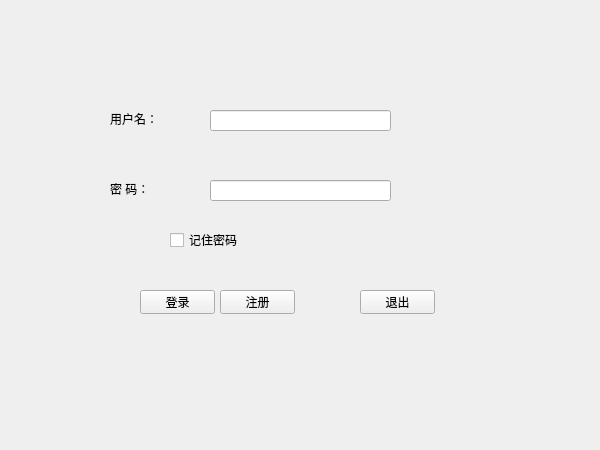
First picture: the form in frm_login.ui, repository zhongjf25/Airline-Reservation-System, before the edit.
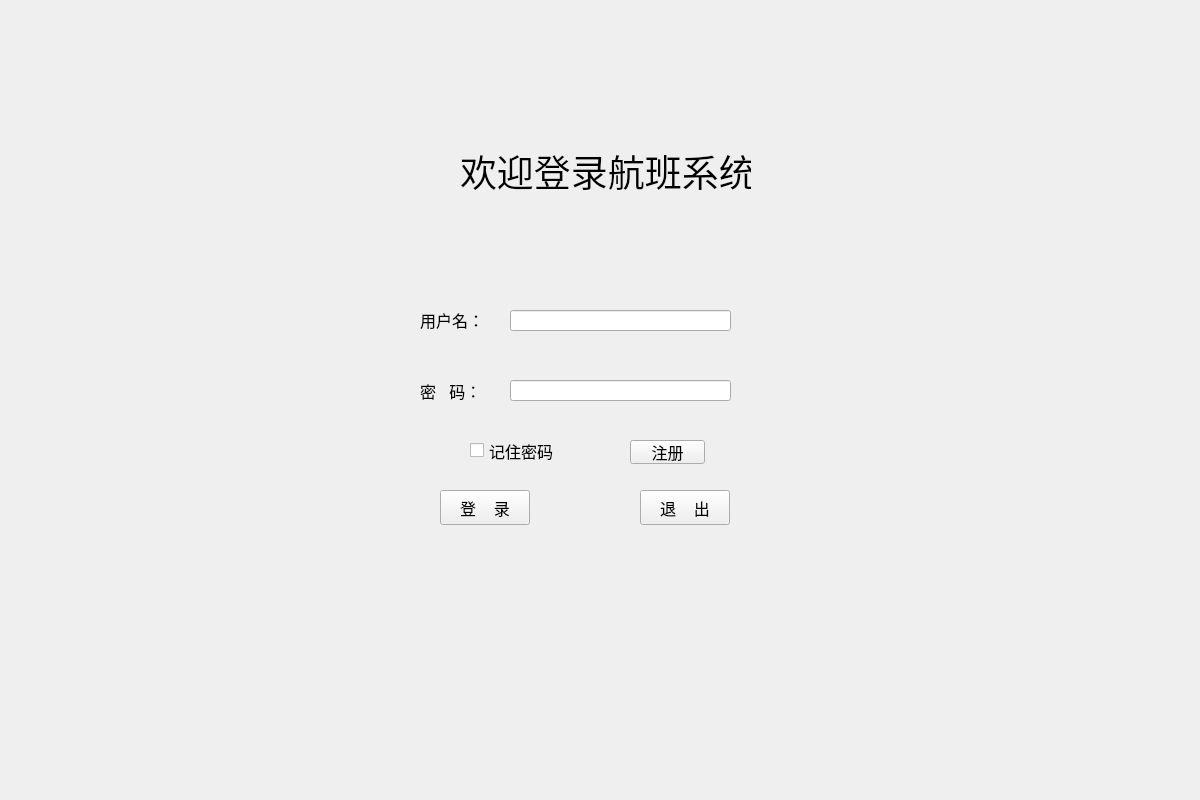
Second picture: the form after the edit.

Commit message: update login ui and user ui

Patch:
```diff
--- a/frm_login.ui
+++ b/frm_login.ui
@@ -6,71 +6,88 @@
    <rect>
     <x>0</x>
     <y>0</y>
-    <width>600</width>
-    <height>450</height>
+    <width>1200</width>
+    <height>800</height>
    </rect>
   </property>
+  <property name="minimumSize">
+   <size>
+    <width>1200</width>
+    <height>800</height>
+   </size>
+  </property>
+  <property name="maximumSize">
+   <size>
+    <width>1200</width>
+    <height>800</height>
+   </size>
+  </property>
   <property name="windowTitle">
    <string>Frm_Login</string>
   </property>
+  <property name="styleSheet">
+   <string notr="true"/>
+  </property>
   <widget class="QPushButton" name="btn_Login">
    <property name="geometry">
     <rect>
-     <x>140</x>
-     <y>290</y>
-     <width>75</width>
-     <height>24</height>
+     <x>440</x>
+     <y>490</y>
+     <width>90</width>
+     <height>35</height>
     </rect>
    </property>
+   <property name="font">
+    <font>
+     <pointsize>12</pointsize>
+    </font>
+   </property>
    <property name="text">
-    <string>登录</string>
+    <string>登    录</string>
    </property>
   </widget>
   <widget class="QPushButton" name="btn_Exit">
    <property name="geometry">
     <rect>
-     <x>360</x>
-     <y>290</y>
-     <width>75</width>
-     <height>24</height>
+     <x>640</x>
+     <y>490</y>
+     <width>90</width>
+     <height>35</height>
     </rect>
    </property>
+   <property name="font">
+    <font>
+     <pointsize>12</pointsize>
+    </font>
+   </property>
    <property name="text">
-    <string>退出</string>
+    <string>退    出</string>
    </property>
   </widget>
   <widget class="QLabel" name="lbl_user">
    <property name="geometry">
     <rect>
-     <x>110</x>
-     <y>110</y>
-     <width>54</width>
-     <height>16</height>
+     <x>420</x>
+     <y>300</y>
+     <width>81</width>
+     <height>41</height>
     </rect>
    </property>
+   <property name="font">
+    <font>
+     <pointsize>12</pointsize>
+    </font>
+   </property>
    <property name="text">
     <string>&lt;html&gt;&lt;head/&gt;&lt;body&gt;&lt;p&gt;用户名：&lt;/p&gt;&lt;/body&gt;&lt;/html&gt;</string>
    </property>
   </widget>
-  <widget class="QLabel" name="lbl_pwd">
-   <property name="geometry">
-    <rect>
-     <x>110</x>
-     <y>180</y>
-     <width>54</width>
-     <height>16</height>
-    </rect>
-   </property>
-   <property name="text">
-    <string>&lt;html&gt;&lt;head/&gt;&lt;body&gt;&lt;p&gt;密   码：&lt;/p&gt;&lt;/body&gt;&lt;/html&gt;</string>
-   </property>
-  </widget>
   <widget class="QLineEdit" name="txt_user">
    <property name="geometry">
     <rect>
-     <x>210</x>
-     <y>110</y>
-     <width>181</width>
+     <x>510</x>
+     <y>310</y>
+     <width>221</width>
      <height>21</height>
     </rect>
    </property>
@@ -78,9 +95,9 @@
   <widget class="QLineEdit" name="txt_pwd">
    <property name="geometry">
     <rect>
-     <x>210</x>
-     <y>180</y>
-     <width>181</width>
+     <x>510</x>
+     <y>380</y>
+     <width>221</width>
      <height>21</height>
     </rect>
    </property>
@@ -91,12 +108,17 @@
   <widget class="QPushButton" name="btn_register">
    <property name="geometry">
     <rect>
-     <x>220</x>
-     <y>290</y>
+     <x>630</x>
+     <y>440</y>
      <width>75</width>
      <height>24</height>
     </rect>
    </property>
+   <property name="font">
+    <font>
+     <pointsize>12</pointsize>
+    </font>
+   </property>
    <property name="text">
     <string>注册</string>
    </property>
@@ -104,16 +126,58 @@
   <widget class="QCheckBox" name="chk_remb_pwd">
    <property name="geometry">
     <rect>
-     <x>170</x>
-     <y>230</y>
-     <width>79</width>
-     <height>20</height>
+     <x>470</x>
+     <y>430</y>
+     <width>121</width>
+     <height>41</height>
     </rect>
    </property>
+   <property name="font">
+    <font>
+     <pointsize>12</pointsize>
+    </font>
+   </property>
    <property name="text">
     <string>记住密码</string>
    </property>
   </widget>
+  <widget class="QLabel" name="label">
+   <property name="geometry">
+    <rect>
+     <x>460</x>
+     <y>140</y>
+     <width>291</width>
+     <height>61</height>
+    </rect>
+   </property>
+   <property name="font">
+    <font>
+     <family>华文行楷</family>
+     <pointsize>28</pointsize>
+    </font>
+   </property>
+   <property name="text">
+    <string>欢迎登录航班系统</string>
+   </property>
+  </widget>
+  <widget class="QLabel" name="lbl_pwd">
+   <property name="geometry">
+    <rect>
+     <x>420</x>
+     <y>370</y>
+     <width>81</width>
+     <height>41</height>
+    </rect>
+   </property>
+   <property name="font">
+    <font>
+     <pointsize>12</pointsize>
+    </font>
+   </property>
+   <property name="text">
+    <string>密   码：</string>
+   </property>
+  </widget>
  </widget>
  <resources/>
  <connections/>
```
The commit also changes 43 other files.
